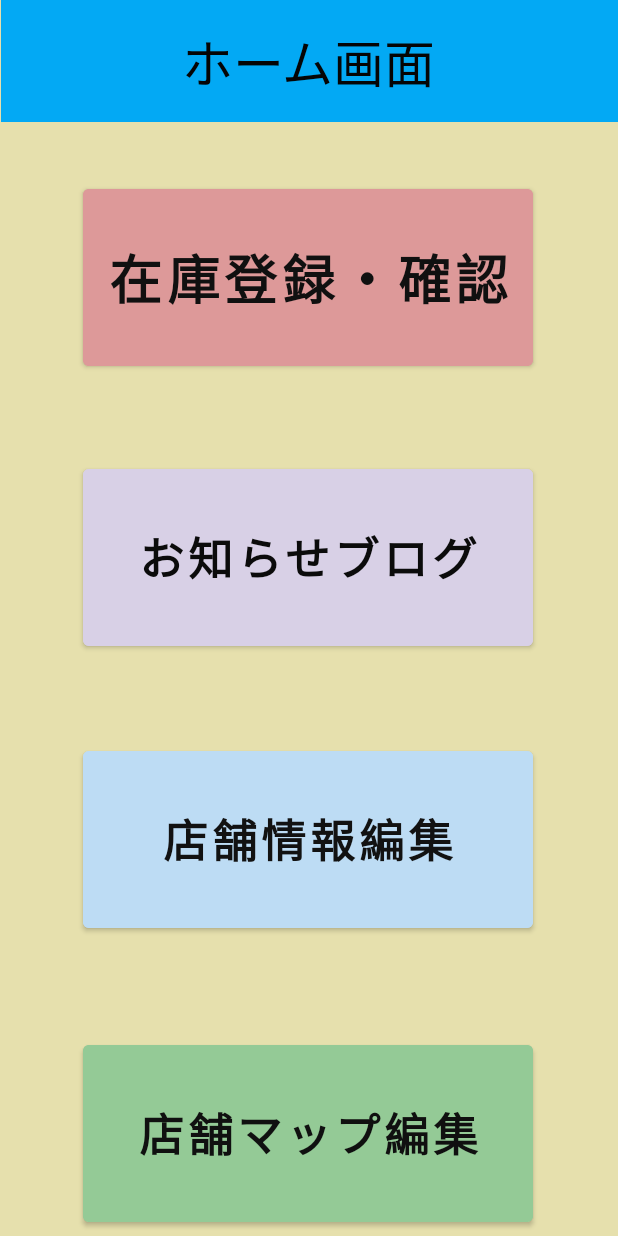
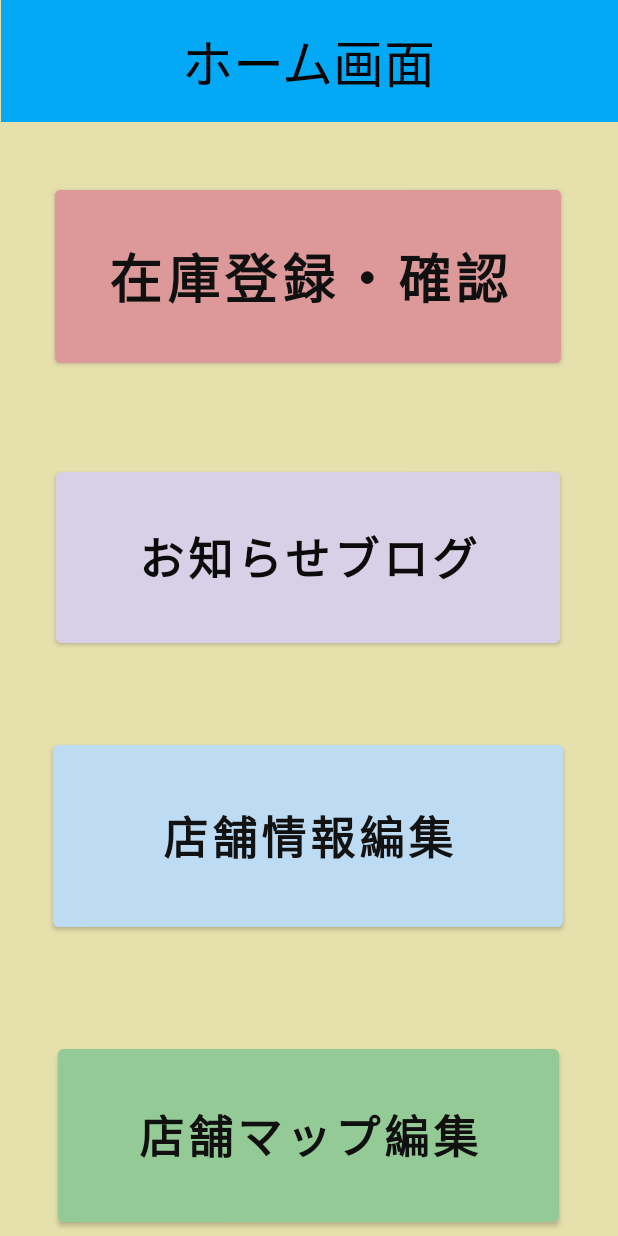
Before and after one commit to x19g025/thebook, an Android app: the screen it shows after launch (THomeActivity), on a phone screen of 412 x 824 dp. Run offline under Robolectric (Android 15) with nearby library versions, the phone set to English and light mode, and no system bars.

Commit message:
2022/02/01

```diff
--- a/app/build.gradle
+++ b/app/build.gradle
@@ -13,7 +13,7 @@ android {
         versionName "1.0"
 
         testInstrumentationRunner "androidx.test.runner.AndroidJUnitRunner"
-        minSdkVersion 24
+        minSdkVersion 30
     }
 
     buildTypes {
--- a/app/src/main/java/com/example/thebook/THomeActivity.java
+++ b/app/src/main/java/com/example/thebook/THomeActivity.java
@@ -32,7 +32,7 @@ public class THomeActivity extends AppCompatActivity {
         });
         TShopInfoEdit_button.setOnClickListener(new View.OnClickListener() {
             public void onClick(View v) {
-                Intent intent = new Intent(THomeActivity.this, TShopInfoActivity.class); //店舗情報編集画面
+                Intent intent = new Intent(THomeActivity.this, SubTShopInfoActivity.class); //店舗情報編集に遷移
                 startActivity(intent);
             }
         });
--- a/app/src/main/res/layout/activity_thome.xml
+++ b/app/src/main/res/layout/activity_thome.xml
@@ -38,8 +38,8 @@
 
     <Button
         android:id="@+id/StockChoice_button"
-        android:layout_width="300dp"
-        android:layout_height="130dp"
+        android:layout_width="337dp"
+        android:layout_height="127dp"
         android:backgroundTint="#DD9999"
         android:text="在庫登録・確認"
         android:textColor="#101010"
@@ -54,8 +54,8 @@
 
     <Button
         android:id="@+id/TShopInfoEdit_button"
-        android:layout_width="300dp"
-        android:layout_height="130dp"
+        android:layout_width="340dp"
+        android:layout_height="133dp"
         android:backgroundTint="#BDDCF4"
         android:text="店舗情報編集"
         android:textColor="#121212"
@@ -63,15 +63,15 @@
         android:textStyle="bold"
         app:layout_constraintBottom_toBottomOf="parent"
         app:layout_constraintEnd_toEndOf="parent"
-        app:layout_constraintHorizontal_bias="0.495"
+        app:layout_constraintHorizontal_bias="0.492"
         app:layout_constraintStart_toStartOf="parent"
         app:layout_constraintTop_toTopOf="parent"
-        app:layout_constraintVertical_bias="0.713" />
+        app:layout_constraintVertical_bias="0.71" />
 
     <Button
         android:id="@+id/TMap_button"
-        android:layout_width="300dp"
-        android:layout_height="130dp"
+        android:layout_width="334dp"
+        android:layout_height="127dp"
         android:backgroundTint="#94CA96"
         android:text="店舗マップ編集"
         android:textColor="#101010"
@@ -86,8 +86,8 @@
 
     <Button
         android:id="@+id/TBlog_button"
-        android:layout_width="300dp"
-        android:layout_height="130dp"
+        android:layout_width="336dp"
+        android:layout_height="126dp"
         android:backgroundTint="#D8D0E6"
         android:text="お知らせブログ"
         android:textColor="#0B0B0B"
--- a/app/src/main/res/layout/activity_tpost.xml
+++ b/app/src/main/res/layout/activity_tpost.xml
@@ -95,7 +95,7 @@
         android:id="@+id/textView"
         android:layout_width="206dp"
         android:layout_height="46dp"
-        android:text="パンダ書店"
+        android:text="FJB書店"
         android:textColor="#090909"
         android:textSize="34sp"
         app:layout_constraintBottom_toBottomOf="parent"
```
Also changed, not shown: app/src/main/java/com/example/thebook/TShopInfoActivity.java (+5 -5 lines), app/src/main/res/layout/activity_tshop_info_sub.xml (+12 -0 lines).
